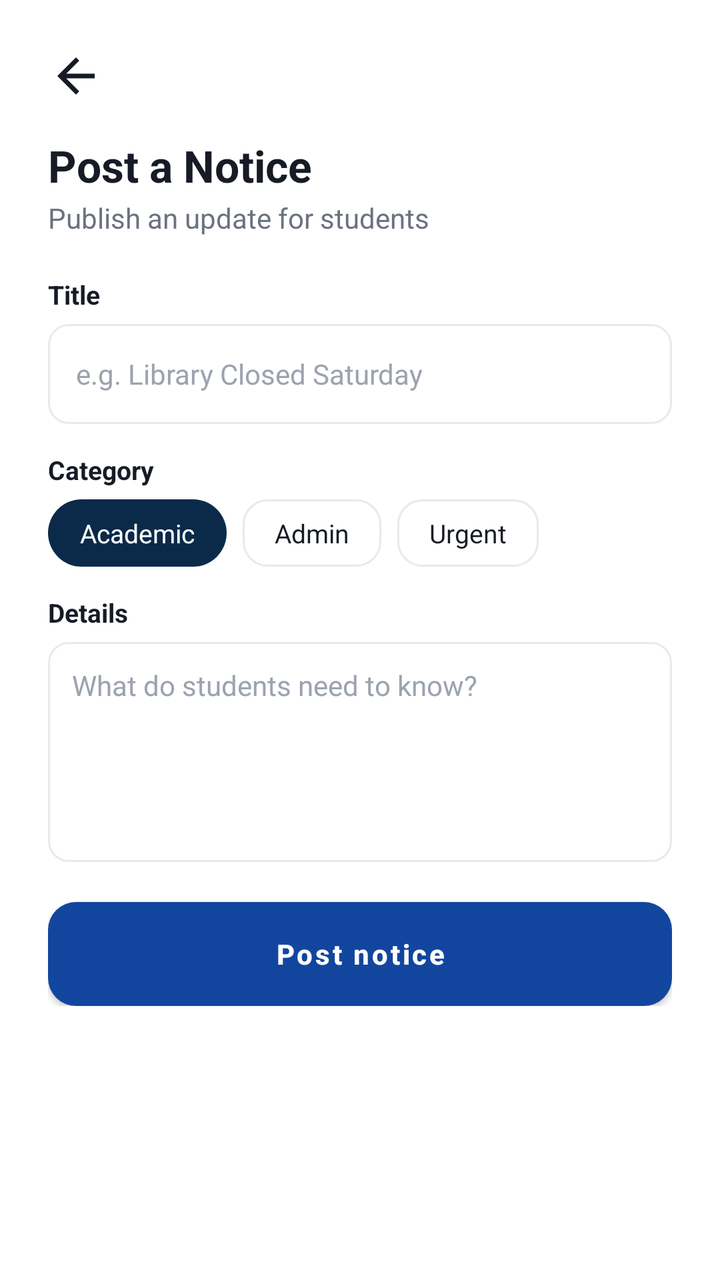
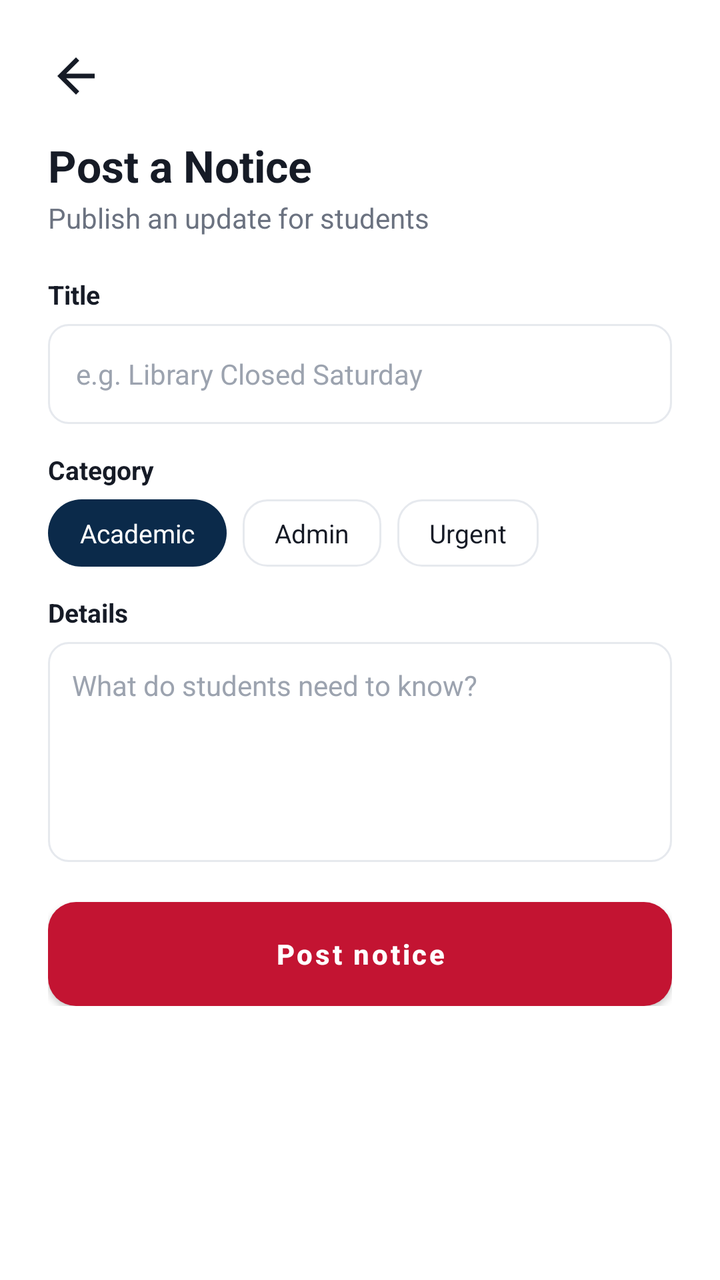

Screens rendered from an Android XML layout before and after an edit, with the pre-edit source and the edit as a unified diff.
<!-- AndroidManifest.xml: application theme Theme.CampusApp -->
<!-- res/layout/activity_post_notice.xml -->
<?xml version="1.0" encoding="utf-8"?>
<ScrollView xmlns:android="http://schemas.android.com/apk/res/android"
    xmlns:app="http://schemas.android.com/apk/res-auto"
    android:layout_width="match_parent"
    android:layout_height="match_parent"
    android:background="@color/white">

    <LinearLayout
        android:layout_width="match_parent"
        android:layout_height="wrap_content"
        android:orientation="vertical"
        android:padding="24dp">

        <ImageView
            android:id="@+id/btnBack"
            android:layout_width="28dp"
            android:layout_height="28dp"
            android:src="@drawable/ic_back"
            app:tint="@color/text_dark"
            android:layout_marginBottom="16dp"/>

        <TextView
            android:layout_width="wrap_content"
            android:layout_height="wrap_content"
            android:text="Post a Notice"
            android:textColor="@color/text_dark"
            android:textSize="22sp"
            android:textStyle="bold"/>

        <TextView
            android:layout_width="wrap_content"
            android:layout_height="wrap_content"
            android:layout_marginTop="2dp"
            android:layout_marginBottom="20dp"
            android:text="Publish an update for students"
            android:textColor="@color/text_gray"
            android:textSize="14sp"/>

        <TextView style="@style/InputLabel" android:layout_marginTop="0dp" android:text="Title"/>
        <EditText android:id="@+id/etTitle" style="@style/InputField" android:hint="e.g. Library Closed Saturday"/>

        <TextView style="@style/InputLabel" android:text="Category"/>
        <LinearLayout
            android:layout_width="match_parent"
            android:layout_height="wrap_content"
            android:orientation="horizontal">

            <TextView android:id="@+id/catAcademic" style="@style/FilterChip"
                android:text="Academic" android:textColor="@color/white" android:background="@drawable/bg_pill_selected"/>
            <TextView android:id="@+id/catAdmin" style="@style/FilterChip" android:text="Admin"/>
            <TextView android:id="@+id/catUrgent" style="@style/FilterChip" android:text="Urgent"/>
        </LinearLayout>

        <TextView style="@style/InputLabel" android:text="Details"/>
        <EditText
            android:id="@+id/etBody"
            android:layout_width="match_parent"
            android:layout_height="110dp"
            android:background="@drawable/bg_input"
            android:gravity="top|start"
            android:padding="12dp"
            android:textSize="14sp"
            android:textColor="@color/text_dark"
            android:hint="What do students need to know?"
            android:textColorHint="@color/text_gray_light"/>

        <Button
            android:id="@+id/btnPost"
            android:layout_width="match_parent"
            android:layout_height="52dp"
            android:layout_marginTop="20dp"
            android:background="@drawable/bg_button_red"
            android:text="Post notice"
            android:textAllCaps="false"
            android:textColor="@color/white"
            android:textStyle="bold"
            android:elevation="0dp"/>

    </LinearLayout>
</ScrollView>
<!-- resources referenced by this layout -->
<resources>
  <color name="text_dark">#161B26</color>
  <color name="text_gray">#6B7280</color>
  <color name="text_gray_light">#9CA3AF</color>
  <color name="white">#FFFFFF</color>
  <!-- drawable bg_button_red (drawable) -->
  <?xml version="1.0" encoding="utf-8"?>
  <shape xmlns:android="http://schemas.android.com/apk/res/android" android:shape="rectangle">
      <solid android:color="@color/primary_red" />
      <corners android:radius="14dp" />
  </shape>
  <!-- drawable bg_input (drawable) -->
  <?xml version="1.0" encoding="utf-8"?>
  <shape xmlns:android="http://schemas.android.com/apk/res/android" android:shape="rectangle">
      <solid android:color="@color/white" />
      <stroke android:width="1dp" android:color="@color/divider" />
      <corners android:radius="10dp" />
  </shape>
  <!-- drawable bg_pill_selected (drawable) -->
  <?xml version="1.0" encoding="utf-8"?>
  <shape xmlns:android="http://schemas.android.com/apk/res/android" android:shape="rectangle">
      <solid android:color="@color/navy_dark" />
      <corners android:radius="20dp" />
  </shape>
  <!-- drawable ic_back (drawable) -->
  <vector xmlns:android="http://schemas.android.com/apk/res/android"
      android:width="24dp" android:height="24dp" android:viewportWidth="24" android:viewportHeight="24">
      <path android:fillColor="@android:color/white"
          android:pathData="M20,11 L7.8,11 L13.4,5.4 L12,4 L4,12 L12,20 L13.4,18.6 L7.8,13 L20,13 Z"/>
  </vector>
  <style name="InputField">
          <item name="android:layout_width">match_parent</item>
          <item name="android:layout_height">50dp</item>
          <item name="android:background">@drawable/bg_input</item>
          <item name="android:paddingLeft">14dp</item>
          <item name="android:paddingRight">14dp</item>
          <item name="android:textSize">14sp</item>
          <item name="android:textColor">@color/text_dark</item>
          <item name="android:textColorHint">@color/text_gray_light</item>
      </style>
  <style name="InputLabel">
          <item name="android:layout_width">wrap_content</item>
          <item name="android:layout_height">wrap_content</item>
          <item name="android:layout_marginTop">14dp</item>
          <item name="android:layout_marginBottom">6dp</item>
          <item name="android:textSize">13sp</item>
          <item name="android:textColor">@color/text_dark</item>
          <item name="android:textStyle">bold</item>
      </style>
  <style name="Theme.CampusApp" parent="Theme.MaterialComponents.Light.NoActionBar">
          <item name="colorPrimary">@color/primary_blue</item>
          <item name="colorPrimaryDark">@color/navy_dark</item>
          <item name="colorAccent">@color/primary_red</item>
          <item name="android:windowBackground">@color/background</item>
          <item name="android:statusBarColor">@color/navy_dark</item>
      </style>
  <color name="primary_red">#C31432</color>
  <color name="divider">#E6E9EE</color>
  <color name="navy_dark">#0B2A4A</color>
  <!-- drawable bg_button_outline (drawable) -->
  <?xml version="1.0" encoding="utf-8"?>
  <shape xmlns:android="http://schemas.android.com/apk/res/android" android:shape="rectangle">
      <solid android:color="@color/white" />
      <stroke android:width="1dp" android:color="@color/divider" />
      <corners android:radius="12dp" />
  </shape>
  <color name="primary_blue">#12469E</color>
  <color name="background">#F3F5F8</color>
  <!-- unchanged entries left out for length: 1 -->
</resources>

<!-- the commit's change to res/layout/activity_post_notice.xml (unified diff, before → after) -->
@@ -11,7 +11,7 @@
         android:orientation="vertical"
         android:padding="24dp">
 
-        <ImageView
+        <ImageView android:contentDescription="@string/a11y_back"
             android:id="@+id/btnBack"
             android:layout_width="28dp"
             android:layout_height="28dp"
@@ -70,6 +70,7 @@
             android:layout_height="52dp"
             android:layout_marginTop="20dp"
             android:background="@drawable/bg_button_red"
+            app:backgroundTint="@null"
             android:text="Post notice"
             android:textAllCaps="false"
             android:textColor="@color/white"
<!-- resource entries referenced after the edit -->
@@ -29,6 +29,7 @@
       <path android:fillColor="@android:color/white"
           android:pathData="M20,11 L7.8,11 L13.4,5.4 L12,4 L4,12 L12,20 L13.4,18.6 L7.8,13 L20,13 Z"/>
   </vector>
+  <string name="a11y_back">Back</string>
   <style name="InputField">
           <item name="android:layout_width">match_parent</item>
           <item name="android:layout_height">50dp</item>
